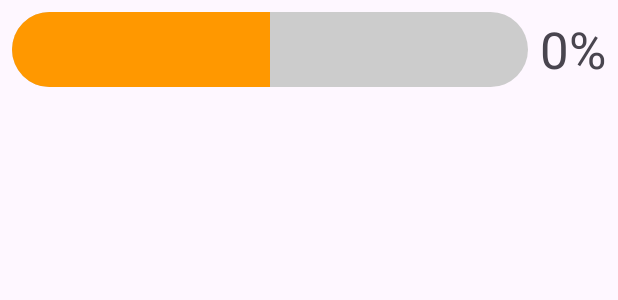
After one commit to KokoNojoko/MyTalkingShrek, an Android app: the layout food_status_bar.xml on its own in the app's theme, with its tools: preview values and no code run, on a phone screen of 412 x 824 dp. The commit adds this screen. Shown: the top 300 px of the screen. Run offline under Robolectric (Android 15) with nearby library versions, the light colour scheme and no system bars.

Commit message:
Added all the status bar files to the layout folder

```diff
--- /dev/null
+++ b/app/src/main/res/drawable/custom_progress_bar.xml
@@ -0,0 +1,18 @@
+<!-- res/drawable/custom_progress_bar.xml -->
+
+<layer-list xmlns:android="http://schemas.android.com/apk/res/android">
+    <item android:id="@android:id/background">
+        <shape>
+            <solid android:color="#CCCCCC" />
+            <corners android:radius="50dp" />
+        </shape>
+    </item>
+    <item android:id="@android:id/progress">
+        <clip>
+            <shape>
+                <solid android:color="#00FF00" />
+                <corners android:radius="50dp" />
+            </shape>
+        </clip>
+    </item>
+</layer-list>
--- /dev/null
+++ b/app/src/main/res/layout/food_status_bar.xml
@@ -0,0 +1,30 @@
+<!-- res/layout/view_status_bar.xml -->
+
+<LinearLayout xmlns:android="http://schemas.android.com/apk/res/android"
+    android:layout_width="match_parent"
+    android:layout_height="wrap_content"
+    android:orientation="horizontal"
+    android:padding="8dp">
+
+    <ProgressBar
+        android:id="@+id/progressBar"
+        style="?android:attr/progressBarStyleHorizontal"
+        android:layout_width="match_parent"
+        android:layout_height="50dp"
+        android:layout_weight="20"
+        android:max="100"
+        android:outlineProvider="paddedBounds"
+        android:progress="50"
+        android:progressTint="#FF9800"
+        android:progressDrawable="@drawable/custom_progress_bar"/>
+
+    <TextView
+        android:id="@+id/ratingTextView"
+        android:layout_width="wrap_content"
+        android:layout_height="wrap_content"
+        android:layout_gravity="center|center_vertical"
+        android:layout_marginStart="8dp"
+        android:text="0%"
+        android:textAlignment="center"
+        android:textSize="34sp" />
+</LinearLayout>
--- a/app/src/main/res/layout/fragment_pet.xml
+++ b/app/src/main/res/layout/fragment_pet.xml
@@ -18,8 +18,8 @@
 
             <ImageView
                 android:id="@+id/PetMood"
-                android:layout_width="match_parent"
-                android:layout_height="529dp"
+                android:layout_width="282dp"
+                android:layout_height="475dp"
                 android:layout_margin="20dp" />
         </FrameLayout>
 
```
Also changed, not shown: app/src/main/res/layout/clean_status_bar.xml (added, +30 -0 lines), app/src/main/res/layout/thirst_status_bar.xml (added, +30 -0 lines).
